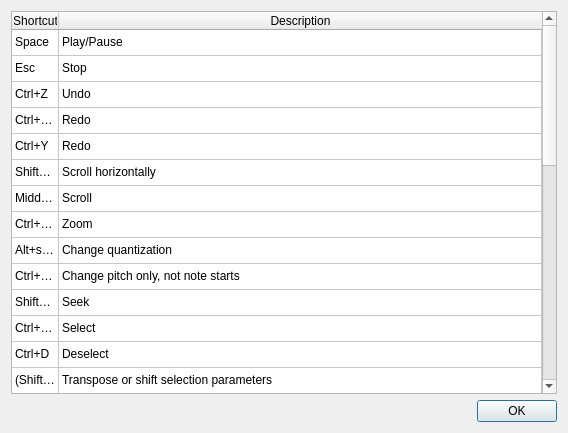
First picture: the form in src/editor/ShortcutsDialog.ui, repository yuxshao/ptcollab, before the edit.
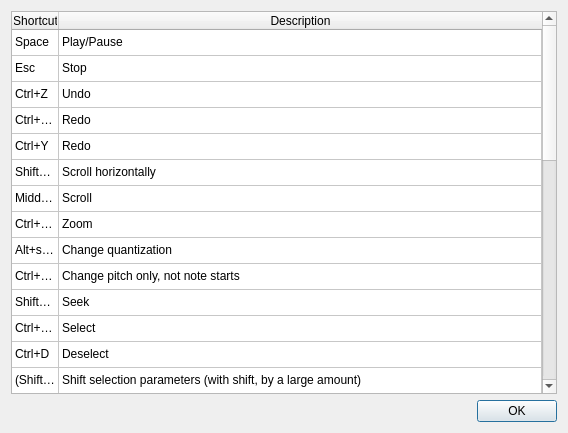
Second picture: the form after the edit.

```diff
--- a/src/editor/ShortcutsDialog.ui
+++ b/src/editor/ShortcutsDialog.ui
@@ -110,6 +110,11 @@
        <string/>
       </property>
      </row>
+     <row>
+      <property name="text">
+       <string>New Row</string>
+      </property>
+     </row>
      <row>
       <property name="text">
        <string/>
@@ -347,200 +352,210 @@
      </item>
      <item row="13" column="0">
       <property name="text">
-       <string>(Shift)+(Ctrl)+up/down</string>
+       <string>(Shift)+up/down</string>
       </property>
      </item>
      <item row="13" column="1">
       <property name="text">
-       <string>Transpose or shift selection parameters</string>
+       <string>Shift selection parameters (with shift, by a large amount)</string>
       </property>
      </item>
      <item row="14" column="0">
       <property name="text">
-       <string>W/S/PgUp/PgDn</string>
+       <string>Ctrl+(shift)+up/down</string>
       </property>
      </item>
      <item row="14" column="1">
       <property name="text">
-       <string>Cycle unit</string>
+       <string>Transpose (with shift, by an octave)</string>
       </property>
      </item>
      <item row="15" column="0">
       <property name="text">
-       <string>Shift+W/S/PgUp/PgDn</string>
+       <string>W/S/PgUp/PgDn</string>
       </property>
      </item>
      <item row="15" column="1">
       <property name="text">
-       <string>Cycle unit among selected units</string>
+       <string>Cycle unit</string>
       </property>
      </item>
      <item row="16" column="0">
       <property name="text">
-       <string>1..9</string>
+       <string>Shift+W/S/PgUp/PgDn</string>
       </property>
      </item>
      <item row="16" column="1">
       <property name="text">
-       <string>Jump to unit directly</string>
+       <string>Cycle unit among selected units</string>
       </property>
      </item>
      <item row="17" column="0">
       <property name="text">
-       <string>E/D</string>
+       <string>1..9</string>
       </property>
      </item>
      <item row="17" column="1">
       <property name="text">
-       <string>Cycle parameter</string>
+       <string>Jump to unit directly</string>
       </property>
      </item>
      <item row="18" column="0">
       <property name="text">
-       <string>F</string>
+       <string>E/D</string>
       </property>
      </item>
      <item row="18" column="1">
       <property name="text">
-       <string>Follow playhead</string>
+       <string>Cycle parameter</string>
       </property>
      </item>
      <item row="19" column="0">
       <property name="text">
-       <string>F1..F4</string>
+       <string>F</string>
       </property>
      </item>
      <item row="19" column="1">
       <property name="text">
-       <string>Switch tabs</string>
+       <string>Follow playhead</string>
       </property>
      </item>
      <item row="20" column="0">
       <property name="text">
-       <string>C</string>
+       <string>F1..F4</string>
       </property>
      </item>
      <item row="20" column="1">
       <property name="text">
-       <string>Toggle if a parameter is copied</string>
+       <string>Switch tabs</string>
       </property>
      </item>
      <item row="21" column="0">
       <property name="text">
-       <string>Shift+D</string>
+       <string>C</string>
       </property>
      </item>
      <item row="21" column="1">
       <property name="text">
-       <string>Toggle dark piano roll</string>
+       <string>Toggle if a parameter is copied</string>
       </property>
      </item>
      <item row="22" column="0">
       <property name="text">
-       <string>M</string>
+       <string>Shift+D</string>
       </property>
      </item>
      <item row="22" column="1">
       <property name="text">
-       <string>Toggle mute</string>
+       <string>Toggle dark piano roll</string>
       </property>
      </item>
      <item row="23" column="0">
       <property name="text">
-       <string>Shift+M</string>
+       <string>M</string>
       </property>
      </item>
      <item row="23" column="1">
       <property name="text">
-       <string>Cycle solo (between current unit, selected units, all)</string>
+       <string>Toggle mute</string>
       </property>
      </item>
      <item row="24" column="0">
       <property name="text">
-       <string>J,L</string>
+       <string>Shift+M</string>
       </property>
      </item>
      <item row="24" column="1">
       <property name="text">
-       <string>Step forward / back (useful for MIDI input)</string>
+       <string>Cycle solo (between current unit, selected units, all)</string>
       </property>
      </item>
      <item row="25" column="0">
       <property name="text">
-       <string>Ctrl+L</string>
+       <string>J,L</string>
       </property>
      </item>
      <item row="25" column="1">
       <property name="text">
-       <string>Toggle auto-step forward on note input</string>
+       <string>Step forward / back (useful for MIDI input)</string>
       </property>
      </item>
      <item row="26" column="0">
       <property name="text">
-       <string>I,K</string>
+       <string>Ctrl+L</string>
       </property>
      </item>
      <item row="26" column="1">
       <property name="text">
-       <string>Increase / decrease step size (useful for MIDI)</string>
+       <string>Toggle auto-step forward on note input</string>
       </property>
      </item>
      <item row="27" column="0">
       <property name="text">
-       <string>Alt+Q</string>
+       <string>I,K</string>
       </property>
      </item>
      <item row="27" column="1">
       <property name="text">
-       <string>Quantize selection (useful for MIDI)</string>
+       <string>Increase / decrease step size (useful for MIDI)</string>
       </property>
      </item>
      <item row="28" column="0">
       <property name="text">
-       <string>Ctrl+Shift+C</string>
+       <string>Alt+Q</string>
       </property>
      </item>
      <item row="28" column="1">
       <property name="text">
-       <string>Toggle copy options dialog</string>
+       <string>Quantize selection (useful for MIDI)</string>
       </property>
      </item>
      <item row="29" column="0">
       <property name="text">
-       <string>Ctrl+Shift+(A/D)</string>
+       <string>Ctrl+Shift+C</string>
       </property>
      </item>
      <item row="29" column="1">
       <property name="text">
-       <string>(De)select all units</string>
+       <string>Toggle copy options dialog</string>
       </property>
      </item>
      <item row="30" column="0">
       <property name="text">
-       <string>Ctrl+P</string>
+       <string>Ctrl+Shift+(A/D)</string>
       </property>
      </item>
      <item row="30" column="1">
       <property name="text">
-       <string>Toggle preview with all units</string>
+       <string>(De)select all units</string>
       </property>
      </item>
      <item row="31" column="0">
       <property name="text">
-       <string>Ctrl+(Shift)+(Left/Right)</string>
+       <string>Ctrl+P</string>
       </property>
      </item>
      <item row="31" column="1">
       <property name="text">
-       <string>Tweak selection</string>
+       <string>Toggle preview with all units</string>
       </property>
      </item>
      <item row="32" column="0">
       <property name="text">
-       <string>(Shift)+N</string>
+       <string>Ctrl+(Shift)+(Left/Right)</string>
       </property>
      </item>
      <item row="32" column="1">
+      <property name="text">
+       <string>Tweak selection</string>
+      </property>
+     </item>
+     <item row="33" column="0">
+      <property name="text">
+       <string>(Shift)+N</string>
+      </property>
+     </item>
+     <item row="33" column="1">
       <property name="text">
        <string>New voice (unit)</string>
       </property>
```
